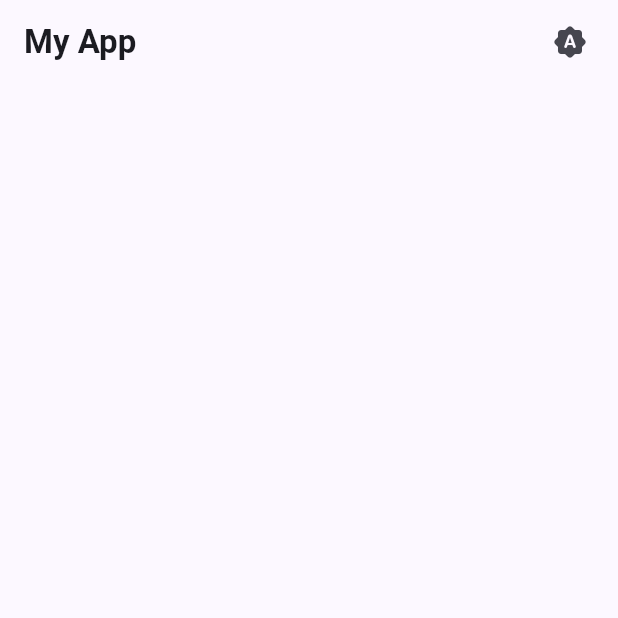
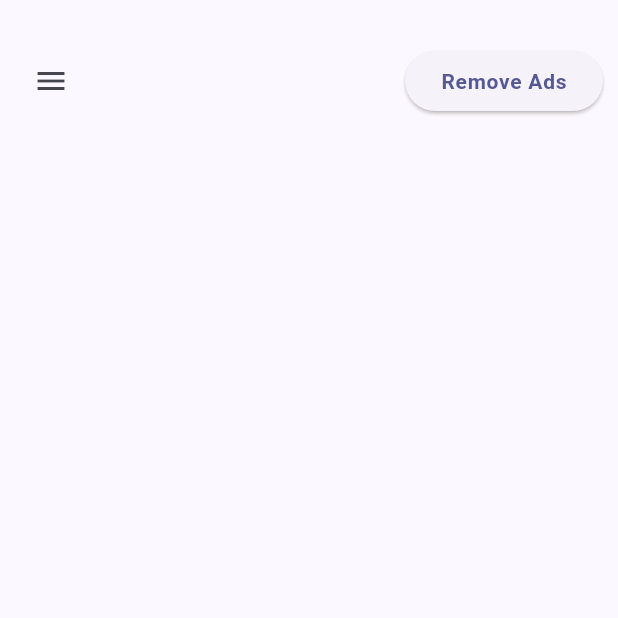
Before and after one commit to Zero-max-ai/offline-gamebox, a Flutter app: the screen it shows after launch, on a phone screen of 412 x 824 dp, the top half of it. Run offline on Flutter 3.47's test engine with Material 3 defaults, Android fonts, the phone set to English and light mode, and no system bars.

Commit message:
added pages and minimize code;

```diff
--- a/lib/main.dart
+++ b/lib/main.dart
@@ -1,7 +1,7 @@
 import 'package:flutter/material.dart';
 import 'package:offline_gamebox/theme/app_theme.dart';
 import 'package:offline_gamebox/theme/theme_notifier.dart';
-import 'theme/theme_toggle.dart';
+import 'package:offline_gamebox/pages/home.dart';
 
 void main() {
   runApp(const MyApp());
@@ -14,7 +14,7 @@ class MyApp extends StatelessWidget {
   Widget build(BuildContext context) {
     return ValueListenableBuilder<ThemeMode>(
       valueListenable: themeNotifier,
-      builder: (_, mode, __) {
+      builder: (_, mode, _) {
         return MaterialApp(
           debugShowCheckedModeBanner: false,
           home: HomePage(),
@@ -26,20 +26,3 @@ class MyApp extends StatelessWidget {
     );
   }
 }
-
-class HomePage extends StatelessWidget {
-  const HomePage({super.key});
-
-  @override
-  Widget build(BuildContext context) {
-    final cs = Theme.of(context).colorScheme;
-    final tt = Theme.of(context).textTheme;
-
-    return Scaffold(
-      appBar: AppBar(
-        title: const Text('My App'),
-        actions: const [ThemeToggleButton(), SizedBox(width: 8)],
-      ),
-    );
-  }
-}
--- /dev/null
+++ b/lib/pages/home.dart
@@ -0,0 +1,43 @@
+import 'package:flutter/material.dart';
+import 'package:offline_gamebox/pages/settings.dart';
+
+class HomePage extends StatelessWidget {
+  const HomePage({super.key});
+
+  @override
+  Widget build(BuildContext context) {
+    final cs = Theme.of(context).colorScheme;
+    final tt = Theme.of(context).textTheme;
+
+    return Scaffold(body: Column(children: [CustomAppBar()]));
+  }
+}
+
+class CustomAppBar extends StatelessWidget {
+  const CustomAppBar({super.key});
+
+  @override
+  Widget build(BuildContext context) {
+    return Padding(
+      padding: EdgeInsets.fromLTRB(10, 30, 10, 5),
+      child: Row(
+        mainAxisAlignment: MainAxisAlignment.spaceBetween,
+        children: [
+          IconButton(
+            onPressed: () => {
+              Navigator.push(
+                context,
+                MaterialPageRoute(builder: (context) => Settings()),
+              ),
+            },
+            icon: Icon(Icons.menu),
+          ),
+          ElevatedButton(
+            onPressed: () => debugPrint("remove ads"),
+            child: const Text('Remove Ads'),
+          ),
+        ],
+      ),
+    );
+  }
+}
--- a/lib/theme/theme_toggle.dart
+++ b/lib/theme/theme_toggle.dart
@@ -8,7 +8,7 @@ class ThemeToggleButton extends StatelessWidget {
   Widget build(BuildContext context) {
     return ValueListenableBuilder<ThemeMode>(
       valueListenable: themeNotifier,
-      builder: (_, mode, __) {
+      builder: (_, mode, _) {
         return IconButton(
           tooltip: _label(mode),
           icon: Icon(_icon(mode)),
```
Also changed, not shown: lib/pages/settings.dart (added, +34 -0 lines).
